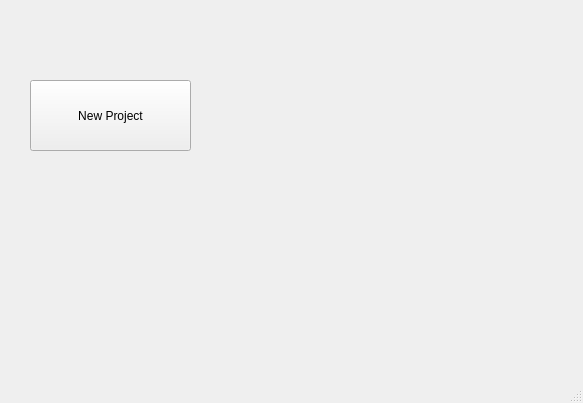
ultradr3mer/Graphitty, file Graphitty/startview.ui: the form before one commit.
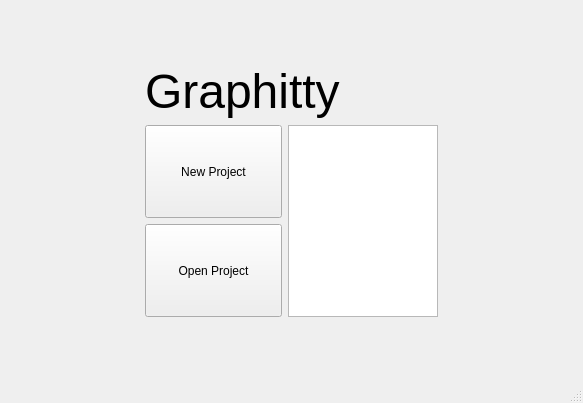
The form after the commit.

Commit message: Added open project button

Patch:
```diff
--- a/Graphitty/startview.ui
+++ b/Graphitty/startview.ui
@@ -14,19 +14,123 @@
    <string>StartView</string>
   </property>
   <widget class="QWidget" name="centralwidget">
-   <widget class="QPushButton" name="newProject">
-    <property name="geometry">
-     <rect>
-      <x>30</x>
-      <y>80</y>
-      <width>161</width>
-      <height>71</height>
-     </rect>
-    </property>
-    <property name="text">
-     <string>New Project</string>
-    </property>
-   </widget>
+   <layout class="QGridLayout" name="gridLayout">
+    <item row="3" column="1">
+     <widget class="QPushButton" name="openProject">
+      <property name="sizePolicy">
+       <sizepolicy hsizetype="Expanding" vsizetype="Expanding">
+        <horstretch>0</horstretch>
+        <verstretch>0</verstretch>
+       </sizepolicy>
+      </property>
+      <property name="maximumSize">
+       <size>
+        <width>150</width>
+        <height>16777215</height>
+       </size>
+      </property>
+      <property name="text">
+       <string>Open Project</string>
+      </property>
+     </widget>
+    </item>
+    <item row="2" column="2" rowspan="2">
+     <widget class="QListView" name="listView">
+      <property name="maximumSize">
+       <size>
+        <width>150</width>
+        <height>16777215</height>
+       </size>
+      </property>
+     </widget>
+    </item>
+    <item row="1" column="0">
+     <spacer name="horizontalSpacer_2">
+      <property name="orientation">
+       <enum>Qt::Horizontal</enum>
+      </property>
+      <property name="sizeHint" stdset="0">
+       <size>
+        <width>40</width>
+        <height>20</height>
+       </size>
+      </property>
+     </spacer>
+    </item>
+    <item row="0" column="1">
+     <spacer name="verticalSpacer">
+      <property name="orientation">
+       <enum>Qt::Vertical</enum>
+      </property>
+      <property name="sizeHint" stdset="0">
+       <size>
+        <width>20</width>
+        <height>40</height>
+       </size>
+      </property>
+     </spacer>
+    </item>
+    <item row="2" column="1">
+     <widget class="QPushButton" name="newProject">
+      <property name="sizePolicy">
+       <sizepolicy hsizetype="Expanding" vsizetype="Expanding">
+        <horstretch>0</horstretch>
+        <verstretch>0</verstretch>
+       </sizepolicy>
+      </property>
+      <property name="maximumSize">
+       <size>
+        <width>150</width>
+        <height>16777215</height>
+       </size>
+      </property>
+      <property name="text">
+       <string>New Project</string>
+      </property>
+     </widget>
+    </item>
+    <item row="1" column="1" colspan="2">
+     <widget class="QLabel" name="label">
+      <property name="font">
+       <font>
+        <pointsize>36</pointsize>
+       </font>
+      </property>
+      <property name="text">
+       <string>Graphitty</string>
+      </property>
+      <property name="textFormat">
+       <enum>Qt::AutoText</enum>
+      </property>
+     </widget>
+    </item>
+    <item row="1" column="3">
+     <spacer name="horizontalSpacer">
+      <property name="orientation">
+       <enum>Qt::Horizontal</enum>
+      </property>
+      <property name="sizeHint" stdset="0">
+       <size>
+        <width>40</width>
+        <height>20</height>
+       </size>
+      </property>
+     </spacer>
+    </item>
+    <item row="4" column="1">
+     <spacer name="verticalSpacer_2">
+      <property name="orientation">
+       <enum>Qt::Vertical</enum>
+      </property>
+      <property name="sizeHint" stdset="0">
+       <size>
+        <width>20</width>
+        <height>40</height>
+       </size>
+      </property>
+     </spacer>
+    </item>
+   </layout>
   </widget>
   <widget class="QMenuBar" name="menubar">
    <property name="geometry">
```
The commit also changes 5 other files.
